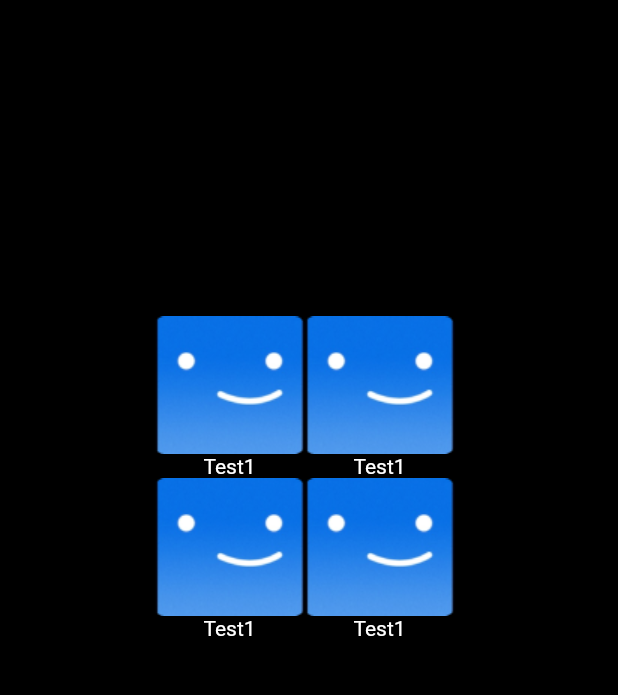
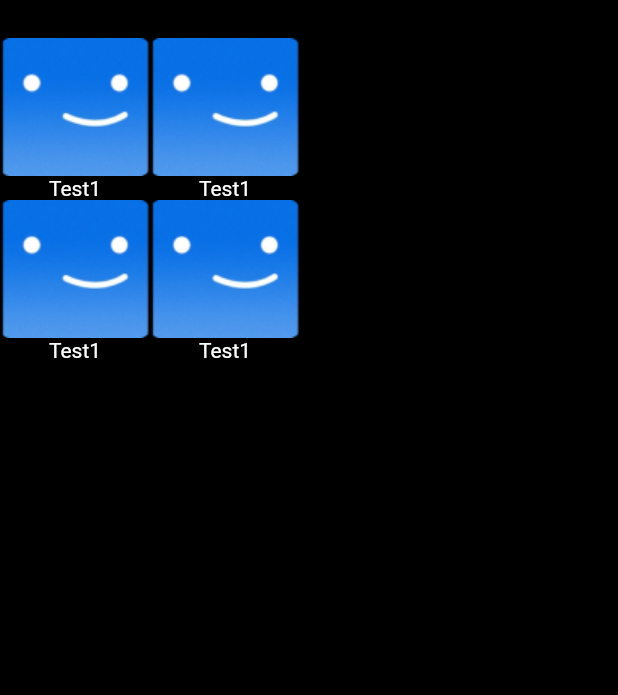
Before and after one commit to Efe-d/NetflixClone, a Flutter app: the screen it shows after launch, on a phone screen of 412 x 824 dp, the part 104-799 px from its top. Run offline on Flutter 3.47's test engine with Material 2 defaults, Android fonts, the phone set to English and light mode, and no system bars; our stand-ins replace flutter_screenutil.

```diff
--- a/lib/ui/shared/view/home_view.dart
+++ b/lib/ui/shared/view/home_view.dart
@@ -1,7 +1,9 @@
+import 'package:flutter/cupertino.dart';
 import 'package:flutter/material.dart';
 import 'package:flutter_screenutil/flutter_screenutil.dart';
 import 'package:netflix/core/colors/color_palette.dart';
 import 'package:netflix/core/colors/images.dart';
+import 'package:netflix/ui/shared/view/first_view.dart';
 
 class homeView extends StatefulWidget {
   const homeView({super.key});
@@ -26,20 +28,29 @@ class _homeViewState extends State<homeView> {
               child: Column(
                 children: [
                   TopBar(images: images, colors: colors),
-                  SizedBox(
-                    height: 0.1.sh,
-                  ),
                   Container(
+                    width: 1.sw,
+                    height: 0.8.sh,
+                    //padding: EdgeInsets.symmetric(vertical: 80.r),
                     //all profile need space around
                     //tüm profillerin etraflarına bosluk gerekiyor
-                    padding: EdgeInsets.all(90.r),
-                    child: Column(
-                      children: [
-                        ProfileRow(images: images, colors: colors),
-                        ProfileRow(images: images, colors: colors)
-                      ],
+                    child: InkWell(
+                      onTap: () {
+                        Navigator.of(context).pushReplacement(
+                            CupertinoPageRoute(
+                                builder: (ctx) => const first_view()));
+                      },
+                      child: Column(
+                        children: [
+                          ProfileRow(images: images, colors: colors),
+                          ProfileRow(images: images, colors: colors),
+                        ],
+                      ),
                     ),
                   ),
+                  SizedBox(
+                    height: 0.5.sh,
+                  )
                 ],
               ),
             ),
```
Also changed, not shown: lib/ui/shared/view/first_view.dart (added, +10 -0 lines).
